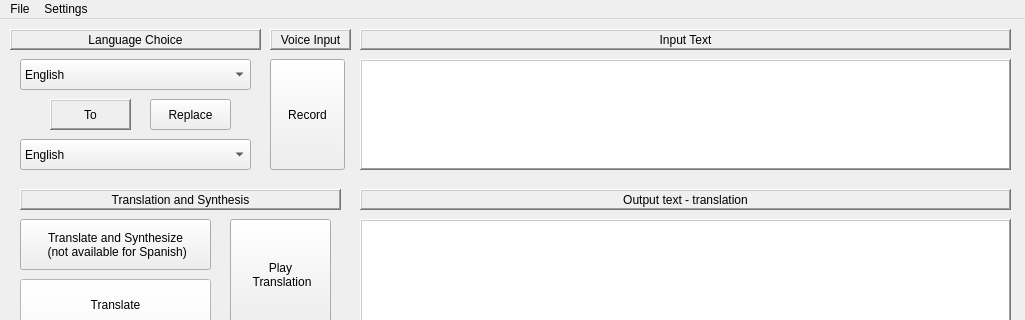
The window that UI/Voice_Translator.ui (JacobeCode/Voice-Translator) describes before a commit, drawn with Qt 5; both pictures show x 0 to 1025 and y 0 to 320 of the 1025 by 480 pixel window.
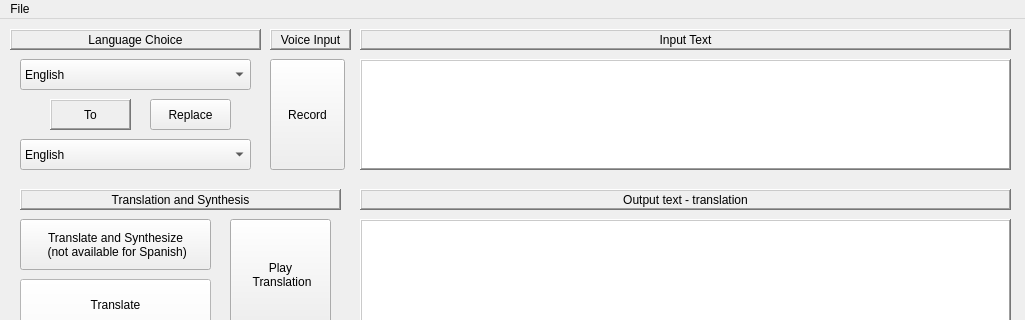
The same window after the commit.

```diff
--- a/UI/Voice_Translator.ui
+++ b/UI/Voice_Translator.ui
@@ -469,16 +469,8 @@
     <addaction name="actionImport"/>
     <addaction name="actionExport"/>
     <addaction name="actionExit"/>
-    <addaction name="separator"/>
-   </widget>
-   <widget class="QMenu" name="menuSettings">
-    <property name="title">
-     <string>Settings</string>
-    </property>
-    <addaction name="actionSynthesis_Options"/>
    </widget>
    <addaction name="menuFile"/>
-   <addaction name="menuSettings"/>
   </widget>
   <widget class="QStatusBar" name="statusbar"/>
   <action name="actionImport">
```
Left out of the diff: 12 changed lines with no effect on the pictures.
